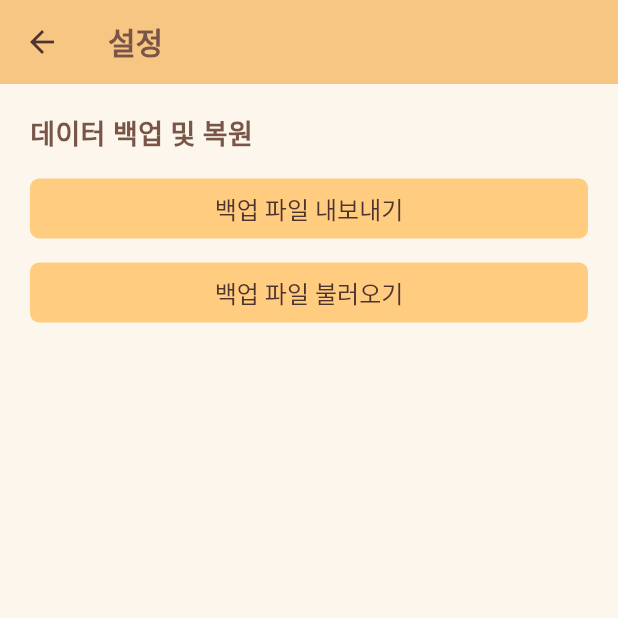
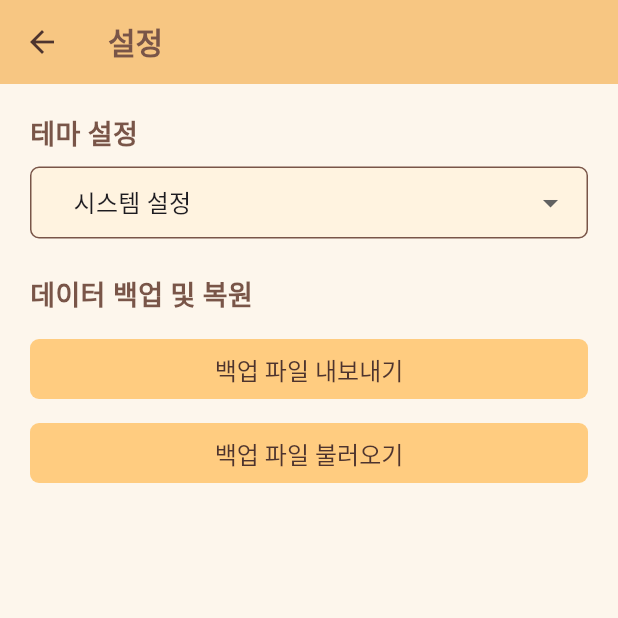
Before and after one commit to ToyProjectsHub/maum_counter, a Flutter app: the screen it shows after launch, after a tap on the "settings" icon, on a phone screen of 412 x 824 dp, the top half of it. Run offline on Flutter 3.47's test engine with Material 3 defaults, Android fonts, the light colour scheme and no system bars; drawn by our look-alikes of dropdown_button2; our stand-ins replace file_picker, hive, hive_flutter, share_plus, table_calendar; accounts and stored records are empty; Roboto replaces fonts that are missing (Pretendard).

Commit message:
설정에서 테마 설정 가능하게 변경

```diff
--- /dev/null
+++ b/lib/controller/theme_controller.dart
@@ -0,0 +1,38 @@
+import 'package:flutter/material.dart';
+
+class ThemeController extends ValueNotifier<ThemeMode> {
+  // 싱글톤 인스턴스
+  static final ThemeController instance = ThemeController._internal();
+
+  ThemeController._internal() : super(ThemeMode.system);
+
+  void setThemeMode(ThemeMode mode) {
+    value = mode;
+  }
+
+  void setThemeFromLabel(String label) {
+    switch (label) {
+      case '라이트':
+        setThemeMode(ThemeMode.light);
+        break;
+      case '다크':
+        setThemeMode(ThemeMode.dark);
+        break;
+      case '시스템':
+      default:
+        setThemeMode(ThemeMode.system);
+    }
+  }
+
+  String getThemeLabel() {
+    switch (value) {
+      case ThemeMode.light:
+        return '라이트';
+      case ThemeMode.dark:
+        return '다크';
+      case ThemeMode.system:
+      default:
+        return '시스템';
+    }
+  }
+}
--- a/lib/main.dart
+++ b/lib/main.dart
@@ -1,38 +1,43 @@
 import 'package:flutter/material.dart';
-import 'package:maum_counter/screens/affirmation_screen.dart';
-import 'package:maum_counter/screens/full_holistic_releasing_screen.dart';
-import 'package:maum_counter/screens/full_holistic_releasing_stats_screen.dart';
-import 'package:maum_counter/screens/hooponopono_screen.dart';
-import 'package:maum_counter/screens/releasing_screen.dart';
-import 'package:maum_counter/screens/releasing_stats_screen.dart';
-import 'package:maum_counter/screens/setting_screen.dart';
-import 'package:maum_counter/screens/simple_holistic_releasing_screen.dart';
-import 'package:maum_counter/screens/simple_holistic_releasing_stats_screen.dart';
+import 'package:hive_flutter/hive_flutter.dart';
+
+import 'package:maum_counter/theme/app_theme.dart';
+import 'package:maum_counter/controller/theme_controller.dart';
+
 import 'screens/home_screen.dart';
-import 'package:hive_flutter/hive_flutter.dart';
-import 'package:maum_counter/screens/affirmation_stats_screen.dart';
-import 'package:maum_counter/screens/hooponopono_stats_screen.dart';
-import 'package:maum_counter/theme/app_theme.dart';
-import 'screens/home_screen.dart';
-
+import 'screens/affirmation_screen.dart';
+import 'screens/affirmation_stats_screen.dart';
+import 'screens/hooponopono_screen.dart';
+import 'screens/hooponopono_stats_screen.dart';
+import 'screens/releasing_screen.dart';
+import 'screens/releasing_stats_screen.dart';
+import 'screens/simple_holistic_releasing_screen.dart';
+import 'screens/simple_holistic_releasing_stats_screen.dart';
+import 'screens/full_holistic_releasing_screen.dart';
+import 'screens/full_holistic_releasing_stats_screen.dart';
+import 'screens/setting_screen.dart';
 
 void main() async {
   WidgetsFlutterBinding.ensureInitialized();
-
-  // Hive 초기화
   await Hive.initFlutter();
 
-  // 박스(box) 열기 (데이터 저장 공간)
-  await Hive.openBox('affirmationBox');
-  await Hive.openBox('affirmationStats');
-  await Hive.openBox('hooponoponoBox');
-  await Hive.openBox('hooponoponoStats');
-  await Hive.openBox('releasingBox');
-  await Hive.openBox('releasingStats');
-  await Hive.openBox('simpleHolisticBox');
-  await Hive.openBox('simpleHolisticStats');
-  await Hive.openBox('fullHolisticBox');
-  await Hive.openBox('fullHolisticStats');
+  // 모든 Hive 박스 열기
+  final boxes = [
+    'affirmationBox',
+    'affirmationStats',
+    'hooponoponoBox',
+    'hooponoponoStats',
+    'releasingBox',
+    'releasingStats',
+    'simpleHolisticBox',
+    'simpleHolisticStats',
+    'fullHolisticBox',
+    'fullHolisticStats',
+  ];
+
+  for (final box in boxes) {
+    await Hive.openBox(box);
+  }
 
   runApp(const MyApp());
 }
@@ -42,11 +47,14 @@ class MyApp extends StatelessWidget {
 
   @override
   Widget build(BuildContext context) {
+    return ValueListenableBuilder<ThemeMode>(
+      valueListenable: ThemeController.instance,
+      builder: (context, mode, _) {
         return MaterialApp(
           title: '마음 카운터',
           theme: AppTheme.light,
           darkTheme: AppTheme.dark,
-      themeMode: ThemeMode.system,
+          themeMode: mode,
           initialRoute: '/',
           routes: {
             '/': (context) => const HomeScreen(),
@@ -60,7 +68,9 @@ class MyApp extends StatelessWidget {
             '/simpleHolisticStats': (context) => const SimpleHolisticStatsScreen(),
             '/fullHolistic': (context) => const FullHolisticReleasingScreen(),
             '/fullHolisticStats': (context) => const FullHolisticReleasingStatsScreen(),
-        '/settings': (context) => const SettingScreen(), // 설정 화면
+            '/settings': (context) => const SettingScreen(),
+          },
+        );
       },
     );
   }
--- a/lib/screens/setting_screen.dart
+++ b/lib/screens/setting_screen.dart
@@ -5,10 +5,17 @@ import 'package:hive/hive.dart';
 import 'package:path_provider/path_provider.dart';
 import 'package:file_picker/file_picker.dart';
 import 'package:share_plus/share_plus.dart';
+import 'package:dropdown_button2/dropdown_button2.dart';
+import 'package:maum_counter/controller/theme_controller.dart';
 
-class SettingScreen extends StatelessWidget {
+class SettingScreen extends StatefulWidget {
   const SettingScreen({super.key});
 
+  @override
+  State<SettingScreen> createState() => _SettingScreenState();
+}
+
+class _SettingScreenState extends State<SettingScreen> {
   final List<String> boxNames = const [
     'affirmationBox',
     'hooponoponoBox',
@@ -22,14 +29,99 @@ class SettingScreen extends StatelessWidget {
     'fullHolisticStats',
   ];
 
+  final List<String> themeLabels = ['시스템 설정', '라이트 테마', '다크 테마'];
+  late String selectedTheme;
+
+  @override
+  void initState() {
+    super.initState();
+    selectedTheme = _mapThemeLabel(ThemeController.instance.getThemeLabel());
+  }
+
+  void updateTheme(String value) {
+    setState(() {
+      selectedTheme = value;
+      ThemeController.instance.setThemeFromLabel(_mapThemeLabel(value, reverse: true));
+    });
+  }
+
+  String _mapThemeLabel(String value, {bool reverse = false}) {
+    if (reverse) {
+      switch (value) {
+        case '시스템 설정':
+          return '시스템';
+        case '라이트 테마':
+          return '라이트';
+        case '다크 테마':
+          return '다크';
+        default:
+          return value;
+      }
+    } else {
+      switch (value) {
+        case '시스템':
+          return '시스템 설정';
+        case '라이트':
+          return '라이트 테마';
+        case '다크':
+          return '다크 테마';
+        default:
+          return value;
+      }
+    }
+  }
+
   @override
   Widget build(BuildContext context) {
+    final inputTheme = Theme.of(context).inputDecorationTheme;
+    final borderColor = inputTheme.enabledBorder?.borderSide.color ?? Colors.grey;
+    final fillColor = inputTheme.fillColor ?? Theme.of(context).canvasColor;
+
     return Scaffold(
       appBar: AppBar(title: const Text('설정')),
       body: Padding(
         padding: const EdgeInsets.all(20),
         child: ListView(
           children: [
+            const Text('테마 설정', style: TextStyle(fontSize: 18, fontWeight: FontWeight.bold)),
+            const SizedBox(height: 8),
+            DropdownButtonHideUnderline(
+              child: DropdownButton2<String>(
+                isExpanded: true,
+                value: selectedTheme,
+                items: themeLabels.map((label) {
+                  return DropdownMenuItem<String>(
+                    value: label,
+                    child: Text(label, style: const TextStyle(fontSize: 16)),
+                  );
+                }).toList(),
+                onChanged: (value) {
+                  if (value != null) updateTheme(value);
+                },
+                buttonStyleData: ButtonStyleData(
+                  height: 48,
+                  padding: const EdgeInsets.symmetric(horizontal: 12),
+                  decoration: BoxDecoration(
+                    color: fillColor,
+                    border: Border.all(color: borderColor),
+                    borderRadius: BorderRadius.circular(6),
+                  ),
+                ),
+                dropdownStyleData: DropdownStyleData(
+                  maxHeight: 180,
+                  offset: const Offset(0, 5),
+                  decoration: BoxDecoration(
+                    color: fillColor,
+                    borderRadius: BorderRadius.circular(8),
+                  ),
+                ),
+                iconStyleData: const IconStyleData(
+                  icon: Icon(Icons.arrow_drop_down),
+                ),
+              ),
+            ),
+
+            const SizedBox(height: 24),
             const Text('데이터 백업 및 복원',
                 style: TextStyle(fontSize: 18, fontWeight: FontWeight.bold)),
             const SizedBox(height: 12),
@@ -67,19 +159,6 @@ class SettingScreen extends StatelessWidget {
   Future<void> exportBackup(BuildContext context) async {
     final Map<String, dynamic> exportData = {};
 
-    final boxNames = [
-      'affirmationBox',
-      'hooponoponoBox',
-      'releasingBox',
-      'simpleHolisticBox',
-      'fullHolisticBox',
-      'affirmationStats',
-      'hooponoponoStats',
-      'releasingStats',
-      'simpleHolisticStats',
-      'fullHolisticStats',
-    ];
-
     for (final boxName in boxNames) {
       final box = Hive.box(boxName);
       exportData[boxName] = box.toMap();
@@ -94,10 +173,8 @@ class SettingScreen extends StatelessWidget {
     await file.writeAsString(jsonString);
 
     if (context.mounted) {
-      // 공유창 띄우기
       await Share.shareXFiles([XFile(file.path)], text: '마음 카운터 백업 파일');
 
-      // 사용자 안내 메시지
       ScaffoldMessenger.of(context).showSnackBar(
         const SnackBar(
           content: Text(
@@ -106,21 +183,17 @@ class SettingScreen extends StatelessWidget {
           duration: Duration(seconds: 5),
         ),
       );
-
     }
   }
 
   Future<void> importBackup(BuildContext context) async {
-    final result = await FilePicker.platform.pickFiles(
-      type: FileType.any, // ✅ 모든 파일 보여주기 (json 제한 제거)
-    );
+    final result = await FilePicker.platform.pickFiles(type: FileType.any);
 
     if (result == null || result.files.isEmpty) return;
 
     final filePath = result.files.single.path!;
     final file = File(filePath);
 
-    // ✅ 확장자 확인 (실수로 이미지 등 선택 방지)
     if (!filePath.toLowerCase().endsWith('.json')) {
       ScaffoldMessenger.of(context).showSnackBar(
         const SnackBar(content: Text('유효한 백업 파일 (.json)을 선택해주세요.')),
@@ -132,24 +205,11 @@ class SettingScreen extends StatelessWidget {
       final contents = await file.readAsString();
       final Map<String, dynamic> data = jsonDecode(contents);
 
-      final validBoxNames = [
-        'affirmationBox',
-        'hooponoponoBox',
-        'releasingBox',
-        'simpleHolisticBox',
-        'fullHolisticBox',
-        'affirmationStats',
-        'hooponoponoStats',
-        'releasingStats',
-        'simpleHolisticStats',
-        'fullHolisticStats',
-      ];
-
       for (final boxName in data.keys) {
-        if (validBoxNames.contains(boxName)) {
+        if (boxNames.contains(boxName)) {
           final box = Hive.box(boxName);
           final Map<String, dynamic> entries = Map<String, dynamic>.from(data[boxName]);
-          await box.clear(); // 기존 내용 삭제
+          await box.clear();
           for (final entry in entries.entries) {
             await box.put(entry.key, entry.value);
           }
--- a/pubspec.yaml
+++ b/pubspec.yaml
@@ -37,6 +37,7 @@ dependencies:
   file_picker: ^10.1.2
   path_provider: ^2.1.1
   share_plus: ^10.1.4
+  dropdown_button2: ^2.3.9
 
 
   # The following adds the Cupertino Icons font to your application.
```
Also changed, not shown: pubspec.lock, 1 other file. Lines whose indentation alone changed are shown as unchanged.
